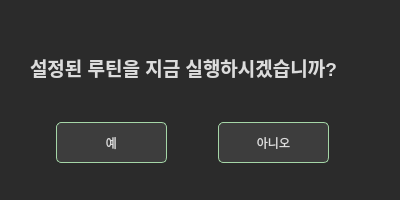
This is Qt_Widgets_App_RoutineAutomator/Qt_Widgets_App_RoutineAutomator/Qt_WC_RoutineReady.ui in dndjd321/RoutineAutomator as Qt 5 draws it before an edit. The edited form follows.
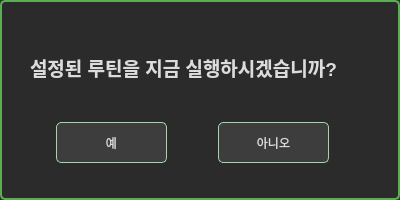
This is the edited form.

Patch:
```diff
--- a/Qt_Widgets_App_RoutineAutomator/Qt_Widgets_App_RoutineAutomator/Qt_WC_RoutineReady.ui
+++ b/Qt_Widgets_App_RoutineAutomator/Qt_Widgets_App_RoutineAutomator/Qt_WC_RoutineReady.ui
@@ -22,6 +22,8 @@
 /* 서브 창 배경 */
 QDialog {
 	background-color: #2b2b2b;
+	border : 2px solid #5CAF50;
+	border-radius: 5px;
 }
 
 /* 모든 텍스트 기본 설정 */
```
